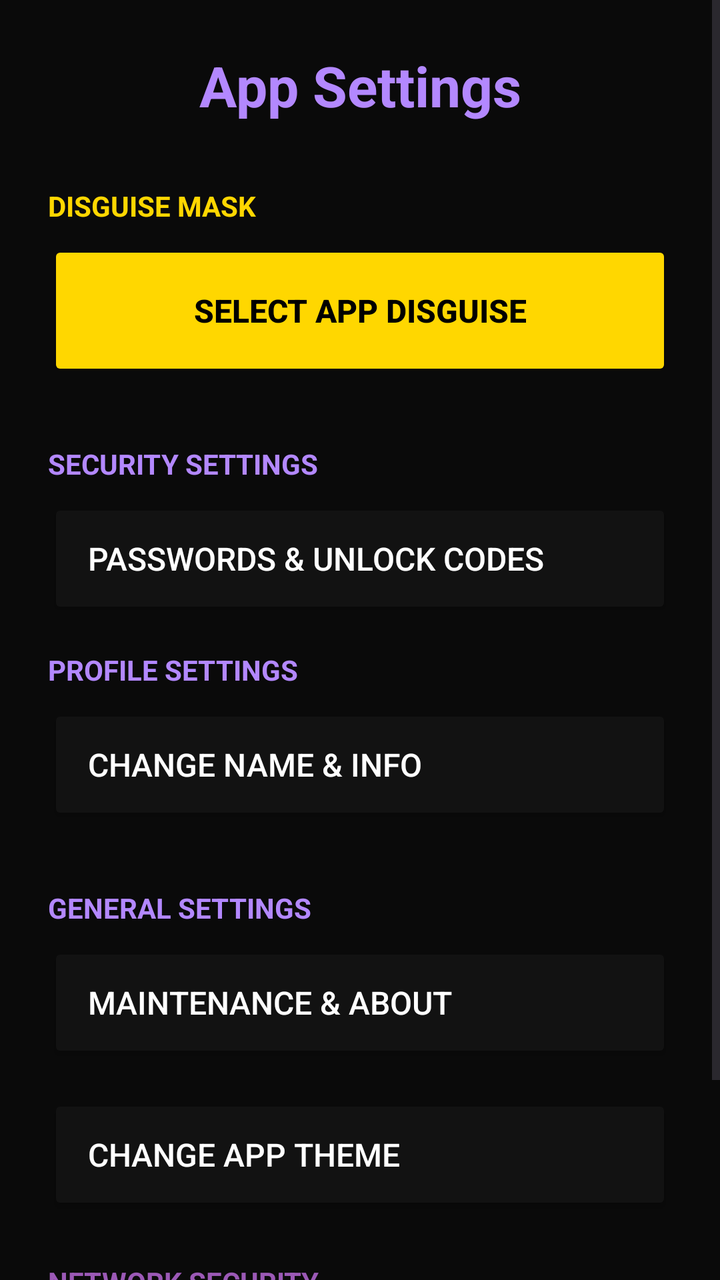
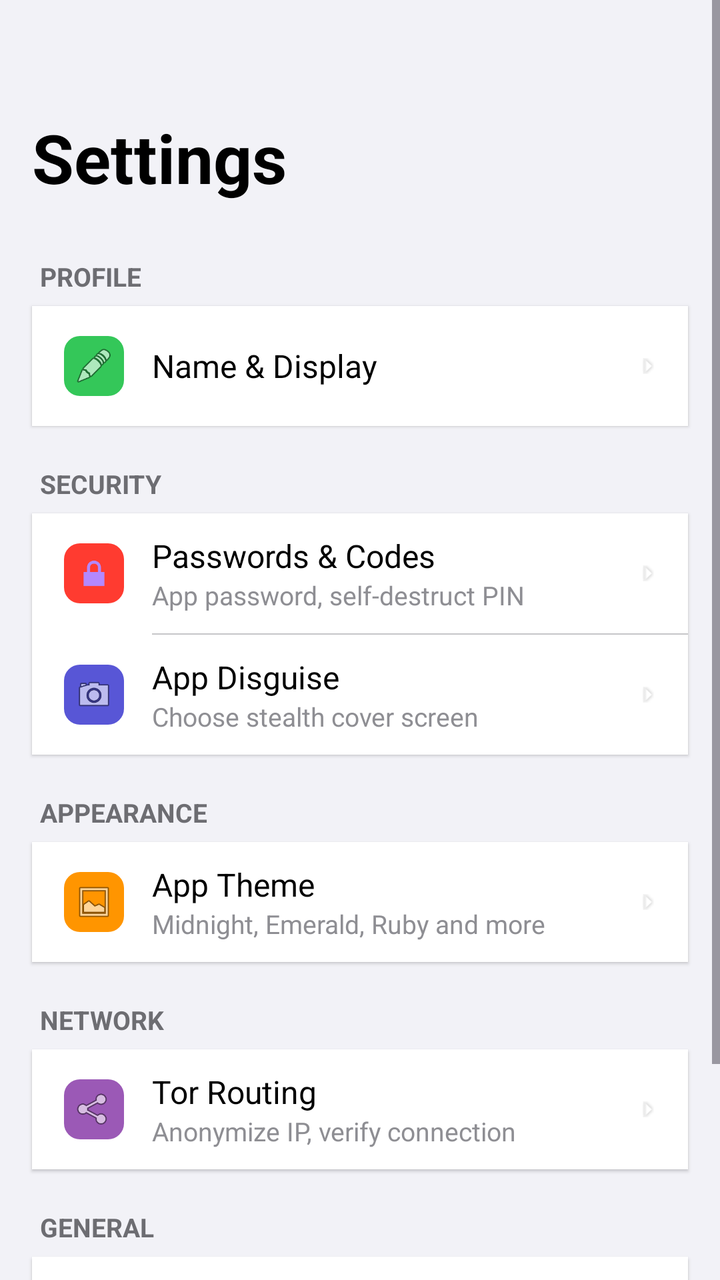

The first picture is an Android layout as it rendered before a commit; the second is the same layout after the commit. The layout source and the unified diff follow.
<!-- AndroidManifest.xml: application theme Theme.PsiRa -->
<!-- res/layout/activity_settings.xml -->
<?xml version="1.0" encoding="utf-8"?>
<ScrollView xmlns:android="http://schemas.android.com/apk/res/android"
    android:layout_width="match_parent"
    android:layout_height="match_parent"
    android:background="?android:attr/colorBackground">

    <LinearLayout
        android:layout_width="match_parent"
        android:layout_height="wrap_content"
        android:orientation="vertical"
        android:padding="24dp">

        <TextView
            android:id="@+id/tvSettingsTitle"
            android:layout_width="match_parent"
            android:layout_height="wrap_content"
            android:text="App Settings"
            android:textColor="?attr/colorPrimary"
            android:textSize="28sp"
            android:textStyle="bold"
            android:layout_marginBottom="32dp"
            android:gravity="center" />

        
        <TextView
            android:layout_width="match_parent"
            android:layout_height="wrap_content"
            android:text="DISGUISE MASK"
            android:textColor="#FFD700"
            android:textSize="14sp"
            android:textStyle="bold"
            android:layout_marginBottom="8dp"/>
        
        <Button
            android:id="@+id/btnConfigureCloak"
            android:layout_width="match_parent"
            android:layout_height="70dp"
            android:text="SELECT APP DISGUISE"
            android:backgroundTint="#FFD700"
            android:textColor="#000000"
            android:textSize="16sp"
            android:textStyle="bold"
            android:layout_marginBottom="32dp"/>

        
        <TextView
            android:layout_width="match_parent"
            android:layout_height="wrap_content"
            android:text="SECURITY SETTINGS"
            android:textColor="?attr/colorPrimary"
            android:textSize="14sp"
            android:textStyle="bold"
            android:layout_marginBottom="8dp"/>

        <Button
            android:id="@+id/btnSecurityFamily"
            android:layout_width="match_parent"
            android:layout_height="60dp"
            android:text="Passwords &amp; Unlock Codes"
            android:backgroundTint="?attr/colorSurface"
            android:textColor="?attr/colorOnSurface"
            android:textSize="16sp"
            android:layout_marginBottom="16dp"
            android:gravity="start|center_vertical"
            android:paddingStart="20dp"/>

        
        <TextView
            android:layout_width="match_parent"
            android:layout_height="wrap_content"
            android:text="PROFILE SETTINGS"
            android:textColor="?attr/colorPrimary"
            android:textSize="14sp"
            android:textStyle="bold"
            android:layout_marginBottom="8dp"/>

        <Button
            android:id="@+id/btnChangeName"
            android:layout_width="match_parent"
            android:layout_height="60dp"
            android:text="Change Name &amp; Info"
            android:backgroundTint="?attr/colorSurface"
            android:textColor="?attr/colorOnSurface"
            android:textSize="16sp"
            android:layout_marginBottom="32dp"
            android:gravity="start|center_vertical"
            android:paddingStart="20dp"/>

        
        <TextView
            android:layout_width="match_parent"
            android:layout_height="wrap_content"
            android:text="GENERAL SETTINGS"
            android:textColor="?attr/colorPrimary"
            android:textSize="14sp"
            android:textStyle="bold"
            android:layout_marginBottom="8dp"/>

        <Button
            android:id="@+id/btnSystemFamily"
            android:layout_width="match_parent"
            android:layout_height="60dp"
            android:text="Maintenance &amp; About"
            android:backgroundTint="?attr/colorSurface"
            android:textColor="?attr/colorOnSurface"
            android:textSize="16sp"
            android:layout_marginBottom="16dp"
            android:gravity="start|center_vertical"
            android:paddingStart="20dp"/>

        <Button
            android:id="@+id/btnThemeSelection"
            android:layout_width="match_parent"
            android:layout_height="60dp"
            android:text="Change App Theme"
            android:backgroundTint="?attr/colorSurface"
            android:textColor="?attr/colorOnSurface"
            android:textSize="16sp"
            android:layout_marginBottom="16dp"
            android:gravity="start|center_vertical"
            android:paddingStart="20dp"/>

        
        <TextView
            android:layout_width="match_parent"
            android:layout_height="wrap_content"
            android:text="NETWORK SECURITY"
            android:textColor="#9B59B6"
            android:textSize="14sp"
            android:textStyle="bold"
            android:layout_marginTop="8dp"
            android:layout_marginBottom="8dp"/>

        <Button
            android:id="@+id/btnTorSettings"
            android:layout_width="match_parent"
            android:layout_height="60dp"
            android:text="Tor Routing &amp; Proxy Settings"
            android:backgroundTint="?attr/colorSurface"
            android:textColor="?attr/colorOnSurface"
            android:textSize="16sp"
            android:layout_marginBottom="16dp"
            android:gravity="start|center_vertical"
            android:paddingStart="20dp"/>

    </LinearLayout>
</ScrollView>
<!-- resources referenced by this layout -->
<resources>
  <style name="Theme.PsiRa" parent="Base.Theme.PsiRa" />
  <style name="Base.Theme.PsiRa" parent="Theme.Material3.DayNight.NoActionBar">
          <item name="colorPrimary">@color/colorPrimary</item>
          <item name="colorOnPrimary">@color/colorOnPrimary</item>
          <item name="android:colorBackground">@color/colorBackground</item>
          <item name="colorOnBackground">@color/colorOnBackground</item>
          <item name="colorSurface">@color/colorSurface</item>
          <item name="colorOnSurface">@color/colorOnSurface</item>
          <item name="colorAccent">@color/colorAccent</item>
          <item name="colorError">@color/colorError</item>
      </style>
  <color name="colorPrimary">@color/psira_accent</color>
  <color name="colorOnPrimary">#000000</color>
  <color name="colorBackground">#0A0A0A</color>
  <color name="colorOnBackground">#E0E0E0</color>
  <color name="colorSurface">#121212</color>
  <color name="colorOnSurface">#FFFFFF</color>
  <color name="colorAccent">#B388FF</color>
  <color name="colorError">#FF5252</color>
  <color name="psira_accent">#B388FF</color>
</resources>

<!-- the commit's change to res/layout/activity_settings.xml (unified diff, before → after) -->
@@ -2,146 +2,498 @@
 <ScrollView xmlns:android="http://schemas.android.com/apk/res/android"
     android:layout_width="match_parent"
     android:layout_height="match_parent"
-    android:background="?android:attr/colorBackground">
+    android:background="#F2F2F7"
+    android:fillViewport="true">
 
     <LinearLayout
         android:layout_width="match_parent"
         android:layout_height="wrap_content"
         android:orientation="vertical"
-        android:padding="24dp">
-
-        <TextView
-            android:id="@+id/tvSettingsTitle"
-            android:layout_width="match_parent"
-            android:layout_height="wrap_content"
-            android:text="App Settings"
-            android:textColor="?attr/colorPrimary"
-            android:textSize="28sp"
+        android:paddingBottom="32dp">
+
+        
+        <LinearLayout
+            android:layout_width="match_parent"
+            android:layout_height="wrap_content"
+            android:orientation="horizontal"
+            android:gravity="center_vertical"
+            android:paddingStart="16dp"
+            android:paddingEnd="16dp"
+            android:paddingTop="56dp"
+            android:paddingBottom="8dp">
+
+            <TextView
+                android:layout_width="0dp"
+                android:layout_height="wrap_content"
+                android:layout_weight="1"
+                android:text="Settings"
+                android:textColor="#000000"
+                android:textSize="34sp"
+                android:textStyle="bold"
+                android:fontFamily="sans-serif" />
+        </LinearLayout>
+
+        
+        <TextView
+            android:layout_width="match_parent"
+            android:layout_height="wrap_content"
+            android:text="PROFILE"
+            android:textColor="#6D6D72"
+            android:textSize="13sp"
             android:textStyle="bold"
-            android:layout_marginBottom="32dp"
-            android:gravity="center" />
-
-        
-        <TextView
-            android:layout_width="match_parent"
-            android:layout_height="wrap_content"
-            android:text="DISGUISE MASK"
-            android:textColor="#FFD700"
-            android:textSize="14sp"
+            android:paddingStart="20dp"
+            android:paddingEnd="20dp"
+            android:paddingTop="20dp"
+            android:paddingBottom="6dp"
+            android:fontFamily="sans-serif" />
+
+        
+        <LinearLayout
+            android:layout_width="match_parent"
+            android:layout_height="wrap_content"
+            android:orientation="vertical"
+            android:background="#FFFFFF"
+            android:layout_marginStart="16dp"
+            android:layout_marginEnd="16dp"
+            android:elevation="1dp">
+
+            
+            <LinearLayout
+                android:id="@+id/btnChangeName"
+                android:layout_width="match_parent"
+                android:layout_height="60dp"
+                android:orientation="horizontal"
+                android:gravity="center_vertical"
+                android:paddingStart="16dp"
+                android:paddingEnd="16dp"
+                android:background="?attr/selectableItemBackground"
+                android:clickable="true"
+                android:focusable="true">
+
+                <ImageView
+                    android:layout_width="30dp"
+                    android:layout_height="30dp"
+                    android:src="@android:drawable/ic_menu_edit"
+                    android:backgroundTint="#34C759"
+                    android:background="@drawable/ic_settings_icon_bg"
+                    android:padding="5dp"
+                    android:scaleType="fitCenter" />
+
+                <LinearLayout
+                    android:layout_width="0dp"
+                    android:layout_height="wrap_content"
+                    android:layout_weight="1"
+                    android:orientation="vertical"
+                    android:paddingStart="14dp">
+
+                    <TextView
+                        android:layout_width="wrap_content"
+                        android:layout_height="wrap_content"
+                        android:text="Name &amp; Display"
+                        android:textColor="#000000"
+                        android:textSize="16sp"
+                        android:fontFamily="sans-serif" />
+
+                </LinearLayout>
+
+                <ImageView
+                    android:layout_width="8dp"
+                    android:layout_height="14dp"
+                    android:src="@android:drawable/arrow_up_float"
+                    android:rotation="90"
+                    android:alpha="0.3" />
+            </LinearLayout>
+
+        </LinearLayout>
+
+        
+        <TextView
+            android:layout_width="match_parent"
+            android:layout_height="wrap_content"
+            android:text="SECURITY"
+            android:textColor="#6D6D72"
+            android:textSize="13sp"
             android:textStyle="bold"
-            android:layout_marginBottom="8dp"/>
-        
-        <Button
-            android:id="@+id/btnConfigureCloak"
-            android:layout_width="match_parent"
-            android:layout_height="70dp"
-            android:text="SELECT APP DISGUISE"
-            android:backgroundTint="#FFD700"
-            android:textColor="#000000"
-            android:textSize="16sp"
+            android:paddingStart="20dp"
+            android:paddingEnd="20dp"
+            android:paddingTop="20dp"
+            android:paddingBottom="6dp"
+            android:fontFamily="sans-serif" />
+
+        <LinearLayout
+            android:layout_width="match_parent"
+            android:layout_height="wrap_content"
+            android:orientation="vertical"
+            android:background="#FFFFFF"
+            android:layout_marginStart="16dp"
+            android:layout_marginEnd="16dp"
+            android:elevation="1dp">
+
+            
+            <LinearLayout
+                android:id="@+id/btnSecurityFamily"
+                android:layout_width="match_parent"
+                android:layout_height="60dp"
+                android:orientation="horizontal"
+                android:gravity="center_vertical"
+                android:paddingStart="16dp"
+                android:paddingEnd="16dp"
+                android:background="?attr/selectableItemBackground"
+                android:clickable="true"
+                android:focusable="true">
+
+                <ImageView
+                    android:layout_width="30dp"
+                    android:layout_height="30dp"
+                    android:src="@android:drawable/ic_lock_lock"
+                    android:backgroundTint="#FF3B30"
+                    android:background="@drawable/ic_settings_icon_bg"
+                    android:padding="5dp"
+                    android:scaleType="fitCenter" />
+
+                <LinearLayout
+                    android:layout_width="0dp"
+                    android:layout_height="wrap_content"
+                    android:layout_weight="1"
+                    android:orientation="vertical"
+                    android:paddingStart="14dp">
+
+                    <TextView
+                        android:layout_width="wrap_content"
+                        android:layout_height="wrap_content"
+                        android:text="Passwords &amp; Codes"
+                        android:textColor="#000000"
+                        android:textSize="16sp"
+                        android:fontFamily="sans-serif" />
+
+                    <TextView
+                        android:layout_width="wrap_content"
+                        android:layout_height="wrap_content"
+                        android:text="App password, self-destruct PIN"
+                        android:textColor="#8E8E93"
+                        android:textSize="13sp"
+                        android:fontFamily="sans-serif" />
+                </LinearLayout>
+
+                <ImageView
+                    android:layout_width="8dp"
+                    android:layout_height="14dp"
+                    android:src="@android:drawable/arrow_up_float"
+                    android:rotation="90"
+                    android:alpha="0.3" />
+            </LinearLayout>
+
+            
+            <View
+                android:layout_width="match_parent"
+                android:layout_height="0.5dp"
+                android:layout_marginStart="60dp"
+                android:background="#C6C6C8" />
+
+            
+            <LinearLayout
+                android:id="@+id/btnConfigureCloak"
+                android:layout_width="match_parent"
+                android:layout_height="60dp"
+                android:orientation="horizontal"
+                android:gravity="center_vertical"
+                android:paddingStart="16dp"
+                android:paddingEnd="16dp"
+                android:background="?attr/selectableItemBackground"
+                android:clickable="true"
+                android:focusable="true">
+
+                <ImageView
+                    android:layout_width="30dp"
+                    android:layout_height="30dp"
+                    android:src="@android:drawable/ic_menu_camera"
+                    android:backgroundTint="#5856D6"
+                    android:background="@drawable/ic_settings_icon_bg"
+                    android:padding="5dp"
+                    android:scaleType="fitCenter" />
+
+                <LinearLayout
+                    android:layout_width="0dp"
+                    android:layout_height="wrap_content"
+                    android:layout_weight="1"
+                    android:orientation="vertical"
+                    android:paddingStart="14dp">
+
+                    <TextView
+                        android:layout_width="wrap_content"
+                        android:layout_height="wrap_content"
+                        android:text="App Disguise"
+                        android:textColor="#000000"
+                        android:textSize="16sp"
+                        android:fontFamily="sans-serif" />
+
+                    <TextView
+                        android:layout_width="wrap_content"
+                        android:layout_height="wrap_content"
+                        android:text="Choose stealth cover screen"
+                        android:textColor="#8E8E93"
+                        android:textSize="13sp"
+                        android:fontFamily="sans-serif" />
+                </LinearLayout>
+
+                <ImageView
+                    android:layout_width="8dp"
+                    android:layout_height="14dp"
+                    android:src="@android:drawable/arrow_up_float"
+                    android:rotation="90"
+                    android:alpha="0.3" />
+            </LinearLayout>
+
+        </LinearLayout>
+
+        
+        <TextView
+            android:layout_width="match_parent"
+            android:layout_height="wrap_content"
+            android:text="APPEARANCE"
+            android:textColor="#6D6D72"
+            android:textSize="13sp"
             android:textStyle="bold"
-            android:layout_marginBottom="32dp"/>
-
-        
-        <TextView
-            android:layout_width="match_parent"
-            android:layout_height="wrap_content"
-            android:text="SECURITY SETTINGS"
-            android:textColor="?attr/colorPrimary"
-            android:textSize="14sp"
+            android:paddingStart="20dp"
+            android:paddingEnd="20dp"
+            android:paddingTop="20dp"
+            android:paddingBottom="6dp"
+            android:fontFamily="sans-serif" />
+
+        <LinearLayout
+            android:layout_width="match_parent"
+            android:layout_height="wrap_content"
+            android:orientation="vertical"
+            android:background="#FFFFFF"
+            android:layout_marginStart="16dp"
+            android:layout_marginEnd="16dp"
+            android:elevation="1dp">
+
+            
+            <LinearLayout
+                android:id="@+id/btnThemeSelection"
+                android:layout_width="match_parent"
+                android:layout_height="60dp"
+                android:orientation="horizontal"
+                android:gravity="center_vertical"
+                android:paddingStart="16dp"
+                android:paddingEnd="16dp"
+                android:background="?attr/selectableItemBackground"
+                android:clickable="true"
+                android:focusable="true">
+
+                <ImageView
+                    android:layout_width="30dp"
+                    android:layout_height="30dp"
+                    android:src="@android:drawable/ic_menu_gallery"
+                    android:backgroundTint="#FF9500"
+                    android:background="@drawable/ic_settings_icon_bg"
+                    android:padding="5dp"
+                    android:scaleType="fitCenter" />
+
+                <LinearLayout
+                    android:layout_width="0dp"
+                    android:layout_height="wrap_content"
+                    android:layout_weight="1"
+                    android:orientation="vertical"
+                    android:paddingStart="14dp">
+
+                    <TextView
+                        android:layout_width="wrap_content"
+                        android:layout_height="wrap_content"
+                        android:text="App Theme"
+                        android:textColor="#000000"
+                        android:textSize="16sp"
+                        android:fontFamily="sans-serif" />
+
+                    <TextView
+                        android:layout_width="wrap_content"
+                        android:layout_height="wrap_content"
+                        android:text="Midnight, Emerald, Ruby and more"
+                        android:textColor="#8E8E93"
+                        android:textSize="13sp"
+                        android:fontFamily="sans-serif" />
+                </LinearLayout>
+
+                <ImageView
+                    android:layout_width="8dp"
+                    android:layout_height="14dp"
+                    android:src="@android:drawable/arrow_up_float"
+                    android:rotation="90"
+                    android:alpha="0.3" />
+            </LinearLayout>
+
+        </LinearLayout>
+
+        
+        <TextView
+            android:layout_width="match_parent"
+            android:layout_height="wrap_content"
+            android:text="NETWORK"
+            android:textColor="#6D6D72"
+            android:textSize="13sp"
             android:textStyle="bold"
-            android:layout_marginBottom="8dp"/>
-
-        <Button
-            android:id="@+id/btnSecurityFamily"
-            android:layout_width="match_parent"
-            android:layout_height="60dp"
-            android:text="Passwords &amp; Unlock Codes"
-            android:backgroundTint="?attr/colorSurface"
-            android:textColor="?attr/colorOnSurface"
-            android:textSize="16sp"
-            android:layout_marginBottom="16dp"
-            android:gravity="start|center_vertical"
-            android:paddingStart="20dp"/>
-
-        
-        <TextView
-            android:layout_width="match_parent"
-            android:layout_height="wrap_content"
-            android:text="PROFILE SETTINGS"
-            android:textColor="?attr/colorPrimary"
-            android:textSize="14sp"
+            android:paddingStart="20dp"
+            android:paddingEnd="20dp"
+            android:paddingTop="20dp"
+            android:paddingBottom="6dp"
+            android:fontFamily="sans-serif" />
+
+        <LinearLayout
+            android:layout_width="match_parent"
+            android:layout_height="wrap_content"
+            android:orientation="vertical"
+            android:background="#FFFFFF"
+            android:layout_marginStart="16dp"
+            android:layout_marginEnd="16dp"
+            android:elevation="1dp">
+
+            
+            <LinearLayout
+                android:id="@+id/btnTorSettings"
+                android:layout_width="match_parent"
+                android:layout_height="60dp"
+                android:orientation="horizontal"
+                android:gravity="center_vertical"
+                android:paddingStart="16dp"
+                android:paddingEnd="16dp"
+                android:background="?attr/selectableItemBackground"
+                android:clickable="true"
+                android:focusable="true">
+
+                <ImageView
+                    android:layout_width="30dp"
+                    android:layout_height="30dp"
+                    android:src="@android:drawable/ic_menu_share"
+                    android:backgroundTint="#9B59B6"
+                    android:background="@drawable/ic_settings_icon_bg"
+                    android:padding="5dp"
+                    android:scaleType="fitCenter" />
+
+                <LinearLayout
+                    android:layout_width="0dp"
+                    android:layout_height="wrap_content"
+                    android:layout_weight="1"
+                    android:orientation="vertical"
+                    android:paddingStart="14dp">
+
+                    <TextView
+                        android:layout_width="wrap_content"
+                        android:layout_height="wrap_content"
+                        android:text="Tor Routing"
+                        android:textColor="#000000"
+                        android:textSize="16sp"
+                        android:fontFamily="sans-serif" />
+
+                    <TextView
+                        android:layout_width="wrap_content"
+                        android:layout_height="wrap_content"
+                        android:text="Anonymize IP, verify connection"
+                        android:textColor="#8E8E93"
+                        android:textSize="13sp"
+                        android:fontFamily="sans-serif" />
+                </LinearLayout>
+
+                <ImageView
+                    android:layout_width="8dp"
+                    android:layout_height="14dp"
+                    android:src="@android:drawable/arrow_up_float"
+                    android:rotation="90"
+                    android:alpha="0.3" />
+            </LinearLayout>
+
+        </LinearLayout>
+
+        
+        <TextView
+            android:layout_width="match_parent"
+            android:layout_height="wrap_content"
+            android:text="GENERAL"
+            android:textColor="#6D6D72"
+            android:textSize="13sp"
             android:textStyle="bold"
-            android:layout_marginBottom="8dp"/>
-
-        <Button
-            android:id="@+id/btnChangeName"
-            android:layout_width="match_parent"
-            android:layout_height="60dp"
-            android:text="Change Name &amp; Info"
-            android:backgroundTint="?attr/colorSurface"
-            android:textColor="?attr/colorOnSurface"
-            android:textSize="16sp"
-            android:layout_marginBottom="32dp"
-            android:gravity="start|center_vertical"
-            android:paddingStart="20dp"/>
-
-        
-        <TextView
-            android:layout_width="match_parent"
-            android:layout_height="wrap_content"
-            android:text="GENERAL SETTINGS"
-            android:textColor="?attr/colorPrimary"
-            android:textSize="14sp"
-            android:textStyle="bold"
-            android:layout_marginBottom="8dp"/>
-
-        <Button
-            android:id="@+id/btnSystemFamily"
-            android:layout_width="match_parent"
-            android:layout_height="60dp"
-            android:text="Maintenance &amp; About"
-            android:backgroundTint="?attr/colorSurface"
-            android:textColor="?attr/colorOnSurface"
-            android:textSize="16sp"
-            android:layout_marginBottom="16dp"
-            android:gravity="start|center_vertical"
-            android:paddingStart="20dp"/>
-
-        <Button
-            android:id="@+id/btnThemeSelection"
-            android:layout_width="match_parent"
-            android:layout_height="60dp"
-            android:text="Change App Theme"
-            android:backgroundTint="?attr/colorSurface"
-            android:textColor="?attr/colorOnSurface"
-            android:textSize="16sp"
-            android:layout_marginBottom="16dp"
-            android:gravity="start|center_vertical"
-            android:paddingStart="20dp"/>
-
-        
-        <TextView
-            android:layout_width="match_parent"
-            android:layout_height="wrap_content"
-            android:text="NETWORK SECURITY"
-            android:textColor="#9B59B6"
-            android:textSize="14sp"
-            android:textStyle="bold"
-            android:layout_marginTop="8dp"
-            android:layout_marginBottom="8dp"/>
-
-        <Button
-            android:id="@+id/btnTorSettings"
-            android:layout_width="match_parent"
-            android:layout_height="60dp"
-            android:text="Tor Routing &amp; Proxy Settings"
-            android:backgroundTint="?attr/colorSurface"
-            android:textColor="?attr/colorOnSurface"
-            android:textSize="16sp"
-            android:layout_marginBottom="16dp"
-            android:gravity="start|center_vertical"
-            android:paddingStart="20dp"/>
+            android:paddingStart="20dp"
+            android:paddingEnd="20dp"
+            android:paddingTop="20dp"
+            android:paddingBottom="6dp"
+            android:fontFamily="sans-serif" />
+
+        <LinearLayout
+            android:layout_width="match_parent"
+            android:layout_height="wrap_content"
+            android:orientation="vertical"
+            android:background="#FFFFFF"
+            android:layout_marginStart="16dp"
+            android:layout_marginEnd="16dp"
+            android:elevation="1dp">
+
+            
+            <LinearLayout
+                android:id="@+id/btnSystemFamily"
+                android:layout_width="match_parent"
+                android:layout_height="60dp"
+                android:orientation="horizontal"
+                android:gravity="center_vertical"
+                android:paddingStart="16dp"
+                android:paddingEnd="16dp"
+                android:background="?attr/selectableItemBackground"
+                android:clickable="true"
+                android:focusable="true">
+
+                <ImageView
+                    android:layout_width="30dp"
+                    android:layout_height="30dp"
+                    android:src="@android:drawable/ic_menu_info_details"
+                    android:backgroundTint="#636366"
+                    android:background="@drawable/ic_settings_icon_bg"
+                    android:padding="5dp"
+                    android:scaleType="fitCenter" />
+
+                <LinearLayout
+                    android:layout_width="0dp"
+                    android:layout_height="wrap_content"
+                    android:layout_weight="1"
+                    android:orientation="vertical"
+                    android:paddingStart="14dp">
+
+                    <TextView
+                        android:layout_width="wrap_content"
+                        android:layout_height="wrap_content"
+                        android:text="About &amp; Support"
+                        android:textColor="#000000"
+                        android:textSize="16sp"
+                        android:fontFamily="sans-serif" />
+
+                    <TextView
+                        android:layout_width="wrap_content"
+                        android:layout_height="wrap_content"
+                        android:text="Clear data, about app, report agent"
+                        android:textColor="#8E8E93"
+                        android:textSize="13sp"
+                        android:fontFamily="sans-serif" />
+                </LinearLayout>
+
+                <ImageView
+                    android:layout_width="8dp"
+                    android:layout_height="14dp"
+                    android:src="@android:drawable/arrow_up_float"
+                    android:rotation="90"
+                    android:alpha="0.3" />
+            </LinearLayout>
+
+        </LinearLayout>
+
+        
+        <TextView
+            android:layout_width="match_parent"
+            android:layout_height="wrap_content"
+            android:text="PsiRa v1.0"
+            android:textColor="#C7C7CC"
+            android:textSize="13sp"
+            android:gravity="center"
+            android:paddingTop="24dp"
+            android:paddingBottom="8dp"
+            android:fontFamily="sans-serif" />
 
     </LinearLayout>
 </ScrollView>
<!-- resource entries referenced after the edit -->
@@ -1,5 +1,12 @@
 <!-- resources referenced by this layout -->
 <resources>
+  <!-- drawable ic_settings_icon_bg (drawable) -->
+  <?xml version="1.0" encoding="utf-8"?>
+  <shape xmlns:android="http://schemas.android.com/apk/res/android"
+      android:shape="rectangle">
+      <corners android:radius="8dp" />
+      <solid android:color="#000000" />
+  </shape>
   <style name="Theme.PsiRa" parent="Base.Theme.PsiRa" />
   <style name="Base.Theme.PsiRa" parent="Theme.Material3.DayNight.NoActionBar">
           <item name="colorPrimary">@color/colorPrimary</item>
